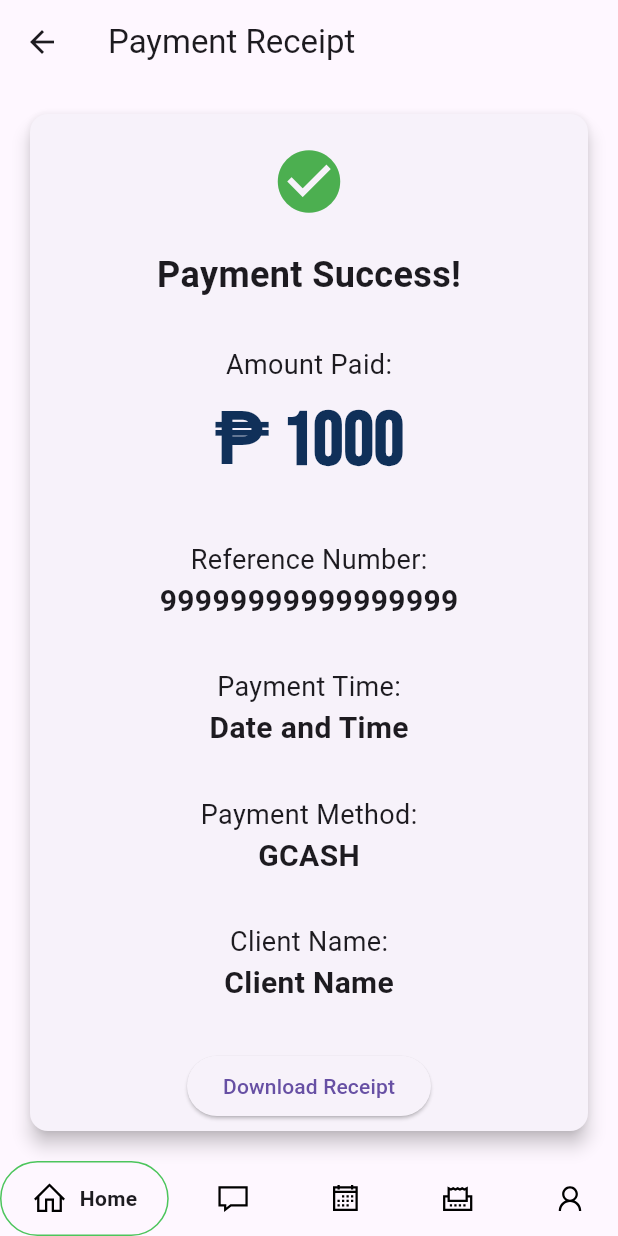
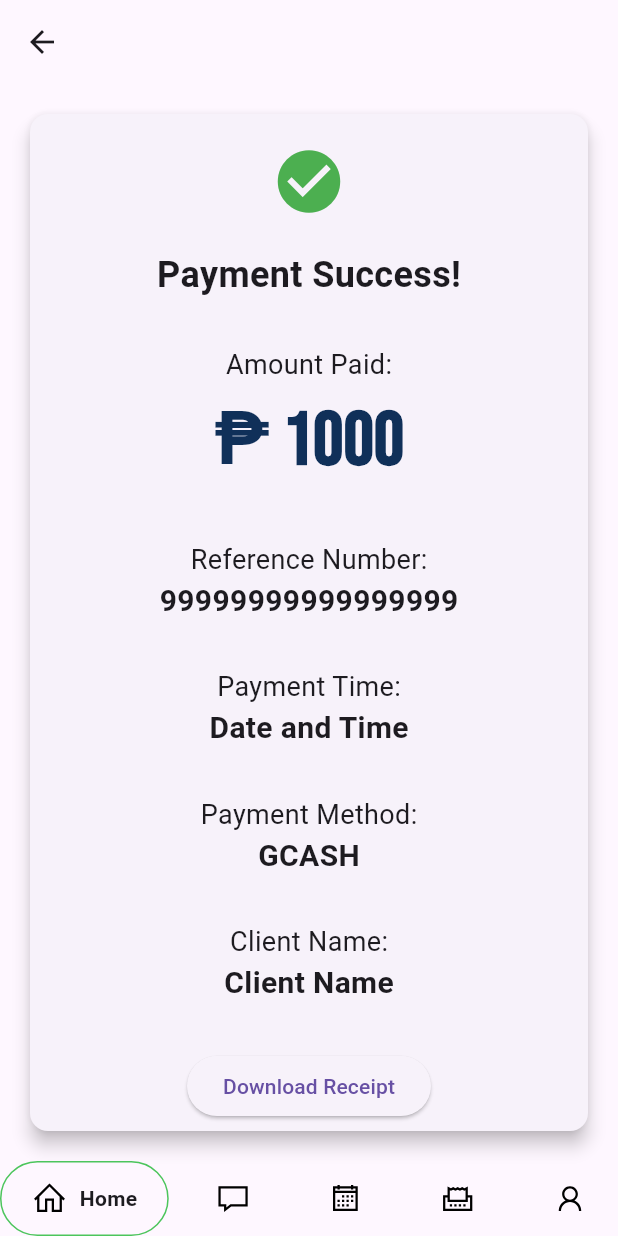
Before and after one commit to 707moments/projikt, a Flutter app: the Payment3 screen opened by its route, on a phone screen of 412 x 824 dp. Run offline on Flutter 3.47's test engine with Material 2 defaults, Android fonts, the phone set to English and light mode, and no system bars; drawn by our look-alikes of google_nav_bar; our stand-ins replace dropdown_button2, flutter_animate, line_icons; missing offline and left inert: flutter_animated_button.

```diff
--- a/lib/payment3.dart
+++ b/lib/payment3.dart
@@ -6,7 +6,7 @@ class Payment3 extends StatelessWidget {
   Widget build(BuildContext context) {
     return Scaffold(
       appBar: AppBar(
-        title: Text('Payment Receipt'),
+
       ),
       body: Center(
         child: Container(
```
Also changed, not shown: lib/payment2.dart (+15 -5 lines).
